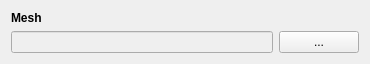
Old version of the form Project2/ui/meshwidget.ui in the repository jesusdz/AGP.
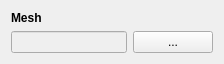
New version of the form.

```diff
--- a/Project2/ui/meshwidget.ui
+++ b/Project2/ui/meshwidget.ui
@@ -6,7 +6,7 @@
    <rect>
     <x>0</x>
     <y>0</y>
-    <width>370</width>
+    <width>224</width>
     <height>62</height>
    </rect>
   </property>
```
